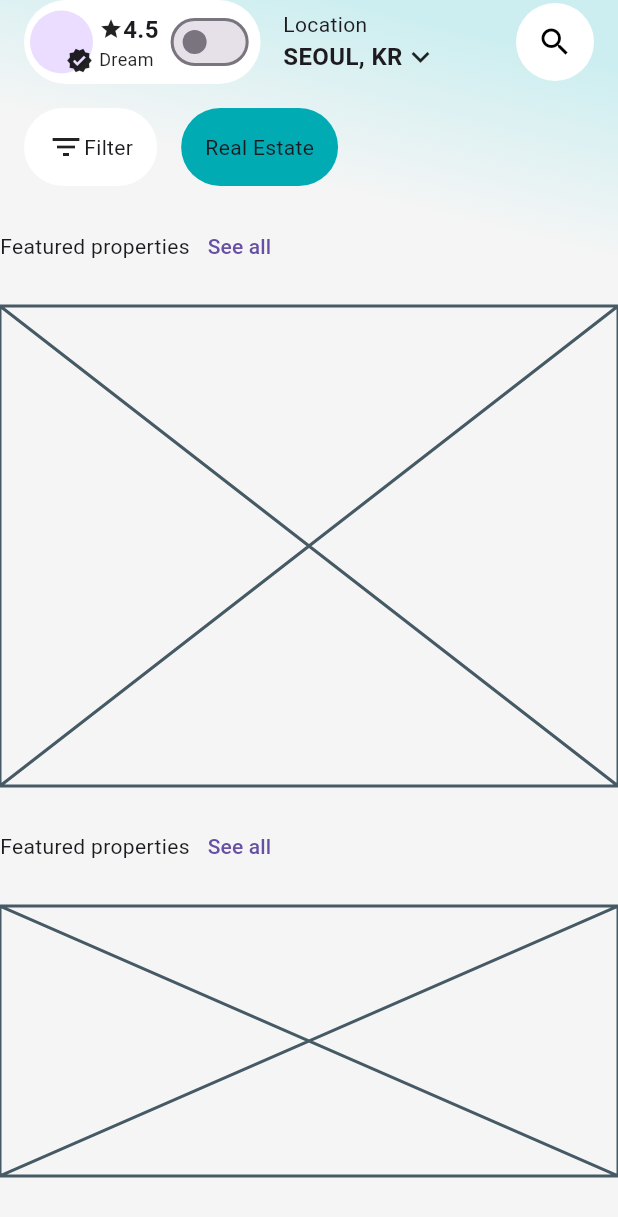
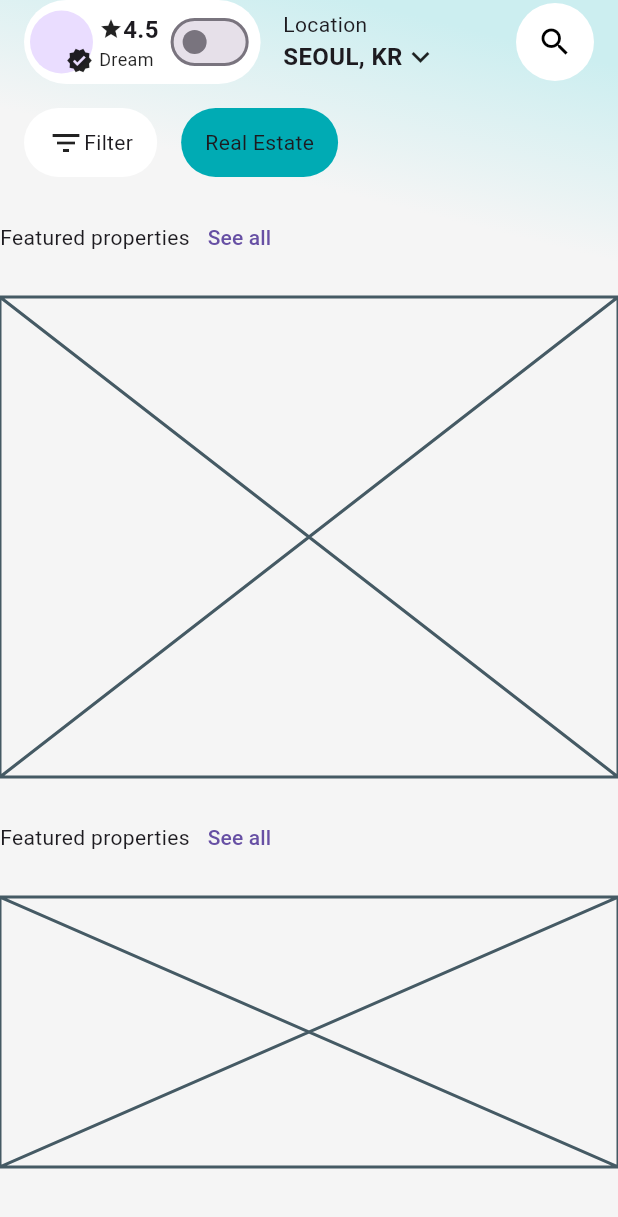
Before and after one commit to JAICHANGPARK/flutter_notebook_chapter_49, a Flutter app: the RealEstateHomePage screen opened directly, on a phone screen of 412 x 824 dp. Shown: the top 1217 px of the screen. Run offline on Flutter 3.47's test engine with Material 3 defaults, Android fonts, the phone set to English and light mode, and no system bars; our stand-ins replace dots_indicator, gap, google_fonts.

Commit message:
Update real_estate_home_page.dart

```diff
--- a/lib/ep2472_real_estate_app/ui/real_estate_home_page.dart
+++ b/lib/ep2472_real_estate_app/ui/real_estate_home_page.dart
@@ -129,7 +129,7 @@ class _RealEstateHomePageState extends State<RealEstateHomePage> {
                     ),
                   ),
                   SizedBox(
-                    height: 52,
+                    height: 46,
                     child: ListView(
                       scrollDirection: Axis.horizontal,
                       children: [
```
